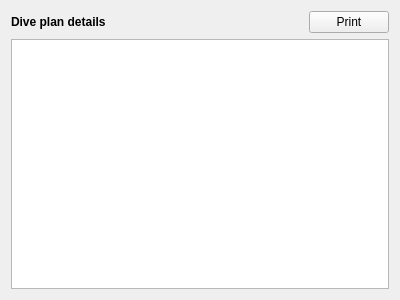
Old version of the form qt-ui/plannerDetails.ui in the repository subsurface/subsurface.
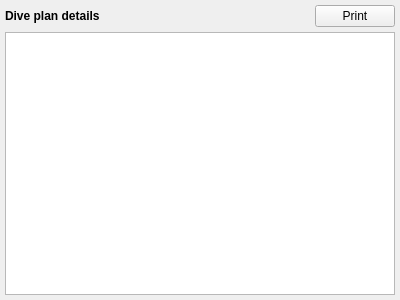
New version of the form.

Commit message:
Layout issues: Fix planner layout
Layout was wrong.

Patch:
```diff
--- a/qt-ui/plannerDetails.ui
+++ b/qt-ui/plannerDetails.ui
@@ -14,6 +14,21 @@
    <string>Form</string>
   </property>
   <layout class="QVBoxLayout" name="verticalLayout">
+   <property name="spacing">
+    <number>5</number>
+   </property>
+   <property name="leftMargin">
+    <number>5</number>
+   </property>
+   <property name="topMargin">
+    <number>5</number>
+   </property>
+   <property name="rightMargin">
+    <number>5</number>
+   </property>
+   <property name="bottomMargin">
+    <number>5</number>
+   </property>
    <item>
     <layout class="QHBoxLayout" name="horizontalLayout">
      <item>
```
The commit also changes 2 other files.
